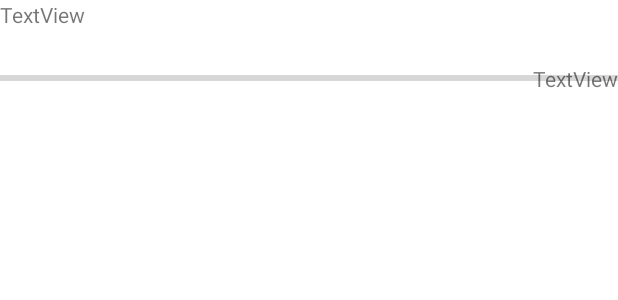
After one commit to william-waiyanhtat/Progress, an Android app: the layout progress_item.xml on its own in the app's theme, with its tools: preview values and no code run, on a phone screen of 412 x 824 dp. The commit adds this screen. Shown: the top 300 px of the screen. Run offline under Robolectric (Android 15) with nearby library versions, the phone set to English and light mode, and no system bars.

Commit message:
Item Adapter Add Bottom Navigation Add Fragment Add Nav Graph Add

```diff
--- a/app/src/main/java/com/celestial/progress/data/model/Counter.kt
+++ b/app/src/main/java/com/celestial/progress/data/model/Counter.kt
@@ -39,7 +39,6 @@ class Counter(
 
 
     fun getDetail(): Period{
-
         val start = LocalDate.parse(startDate)
         val end = LocalDate.parse(endDate)
 
@@ -48,11 +47,8 @@ class Counter(
         ))
         val period = Period(start, end) // normalize to months and days
                 .normalizedStandard(fields)
-
         println("Year: ${period.years}, Months: ${period.months}, Days: ${period.days}")
-
         return period
-
     }
 
 }
--- /dev/null
+++ b/app/src/main/res/drawable/ic_baseline_dashboard_24.xml
@@ -0,0 +1,5 @@
+<vector android:height="24dp" android:tint="#0BF300"
+    android:viewportHeight="24" android:viewportWidth="24"
+    android:width="24dp" xmlns:android="http://schemas.android.com/apk/res/android">
+    <path android:fillColor="@android:color/white" android:pathData="M3,13h8L11,3L3,3v10zM3,21h8v-6L3,15v6zM13,21h8L21,11h-8v10zM13,3v6h8L21,3h-8z"/>
+</vector>
--- /dev/null
+++ b/app/src/main/res/layout/progress_item.xml
@@ -0,0 +1,36 @@
+<?xml version="1.0" encoding="utf-8"?>
+<androidx.constraintlayout.widget.ConstraintLayout
+    xmlns:android="http://schemas.android.com/apk/res/android"
+    xmlns:app="http://schemas.android.com/apk/res-auto"
+    xmlns:tools="http://schemas.android.com/tools"
+    android:layout_width="match_parent"
+    android:layout_height="match_parent">
+
+    <TextView
+        android:id="@+id/item_title_id"
+        android:layout_width="wrap_content"
+        android:layout_height="wrap_content"
+        android:text="TextView"
+        app:layout_constraintStart_toStartOf="parent"
+        app:layout_constraintTop_toTopOf="parent" />
+
+    <ProgressBar
+        android:id="@+id/item_progress_bar_id"
+        style="?android:attr/progressBarStyleHorizontal"
+        android:layout_width="match_parent"
+        android:layout_height="50dp"
+        android:layout_marginTop="8dp"
+        app:layout_constraintEnd_toEndOf="parent"
+        app:layout_constraintHorizontal_bias="0.0"
+        app:layout_constraintStart_toStartOf="parent"
+        app:layout_constraintTop_toBottomOf="@+id/item_title_id" />
+
+    <TextView
+        android:id="@+id/item_percent_id"
+        android:layout_width="wrap_content"
+        android:layout_height="wrap_content"
+        android:text="TextView"
+        app:layout_constraintBottom_toBottomOf="@+id/item_progress_bar_id"
+        app:layout_constraintEnd_toEndOf="@+id/item_progress_bar_id"
+        app:layout_constraintTop_toTopOf="@+id/item_progress_bar_id" />
+</androidx.constraintlayout.widget.ConstraintLayout>
--- a/app/src/main/res/values/strings.xml
+++ b/app/src/main/res/values/strings.xml
@@ -1,3 +1,5 @@
 <resources>
     <string name="app_name">Progress</string>
+    <!-- TODO: Remove or change this placeholder text -->
+    <string name="hello_blank_fragment">Hello blank fragment</string>
 </resources>
```
Also changed, not shown: app/build.gradle (+7 -1 lines), app/src/main/java/com/celestial/progress/data/adapter/ItemAdapter.kt (added, +30 -0 lines), app/src/main/java/com/celestial/progress/ui/DashboardFragment.kt (added, +45 -0 lines), app/src/main/res/layout/activity_main.xml (+22 -8 lines), app/src/main/res/layout/fragment_dashboard.xml (added, +14 -0 lines), app/src/main/res/menu/btm_menu.xml (added, +41 -0 lines), app/src/main/res/navigation/nav_graph.xml (added, +13 -0 lines).
